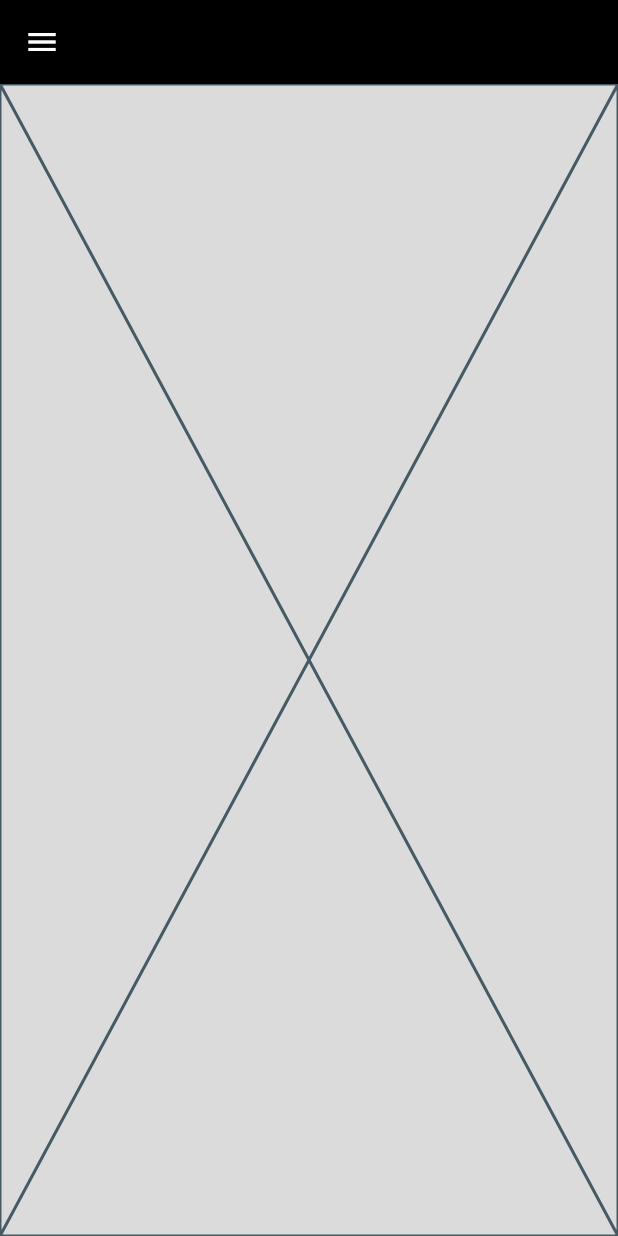
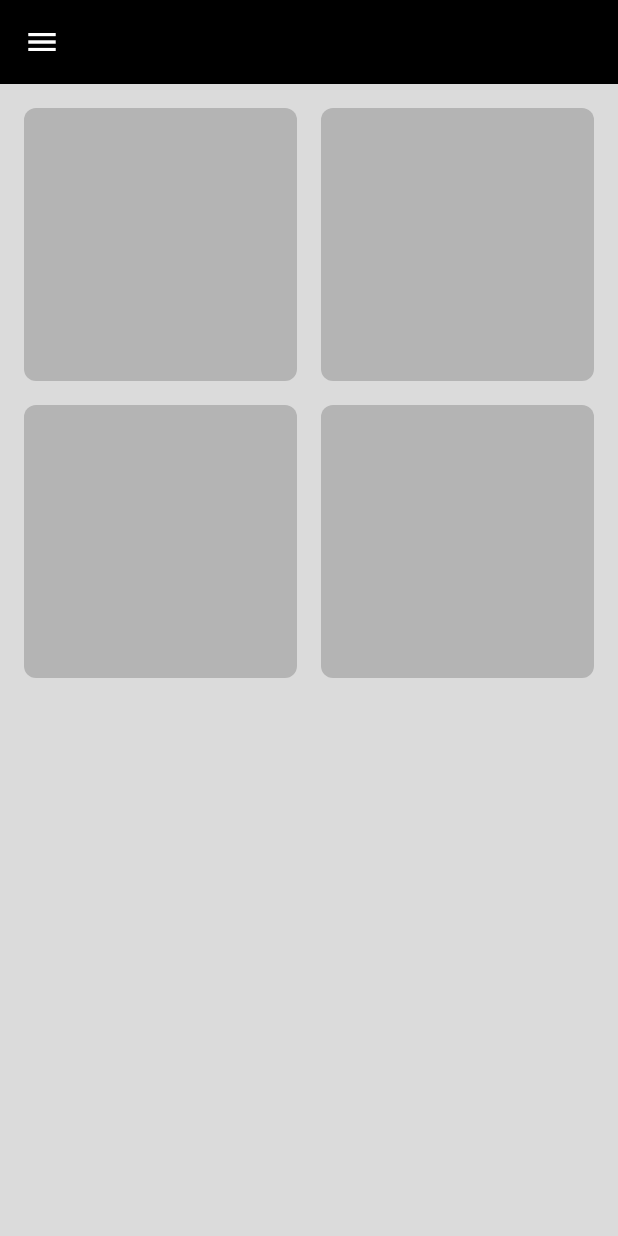
Before and after one commit to Mina8496/adaptaive_layout_practice, a Flutter app: the screen it shows after launch, on a phone screen of 412 x 824 dp. Run offline on Flutter 3.47's test engine with Material 3 defaults, Android fonts, the phone set to English and light mode, and no system bars.

Commit message:
add CustomSliverGrid in home page body

```diff
--- a/lib/pages/widgets/home_page_body.dart
+++ b/lib/pages/widgets/home_page_body.dart
@@ -1,3 +1,4 @@
+import 'package:adaptaive_layout_practice/pages/widgets/custom_sliver_grid.dart';
 import 'package:flutter/material.dart';
 
 class HomePageBody extends StatelessWidget {
@@ -5,6 +6,14 @@ class HomePageBody extends StatelessWidget {
 
   @override
   Widget build(BuildContext context) {
-    return const Placeholder();
+    return Padding(
+      padding: const EdgeInsets.symmetric(horizontal: 16.0),
+      child: const CustomScrollView(
+        slivers: [
+          SliverToBoxAdapter(child: SizedBox(height: 16)),
+          CustomSliverGrid(),
+        ],
+      ),
+    );
   }
 }
```
